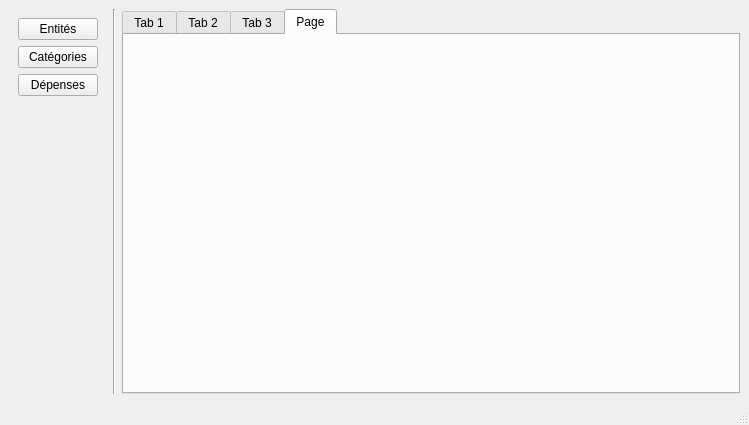
BinarMorker/GP2, file test.ui: the form before one commit.
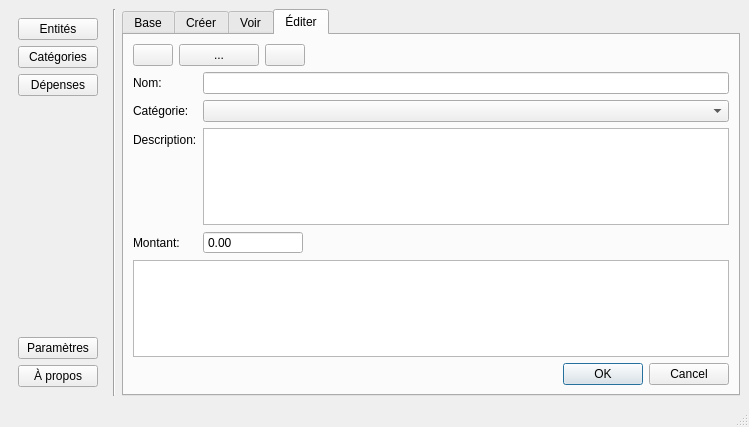
The form after the commit. The open tabs and pages were chosen to show the change. Icons and pictures are not drawn.

Commit message: Avancement de l'interface

```diff
--- a/test.ui
+++ b/test.ui
@@ -7,7 +7,7 @@
     <x>0</x>
     <y>0</y>
     <width>749</width>
-    <height>425</height>
+    <height>427</height>
    </rect>
   </property>
   <property name="windowTitle">
@@ -70,6 +70,20 @@
          </property>
         </spacer>
        </item>
+       <item>
+        <widget class="QPushButton" name="pushButton_11">
+         <property name="text">
+          <string>Paramètres</string>
+         </property>
+        </widget>
+       </item>
+       <item>
+        <widget class="QPushButton" name="pushButton_12">
+         <property name="text">
+          <string>À propos</string>
+         </property>
+        </widget>
+       </item>
       </layout>
      </widget>
     </item>
@@ -90,7 +104,7 @@
       </property>
       <widget class="QWidget" name="tab">
        <attribute name="title">
-        <string>Tab 1</string>
+        <string>Base</string>
        </attribute>
        <layout class="QVBoxLayout" name="verticalLayout_4">
         <item>
@@ -182,7 +196,7 @@
       </widget>
       <widget class="QWidget" name="tab_2">
        <attribute name="title">
-        <string>Tab 2</string>
+        <string>Créer</string>
        </attribute>
        <layout class="QVBoxLayout" name="verticalLayout">
         <item>
@@ -323,7 +337,7 @@
       </widget>
       <widget class="QWidget" name="tab_3">
        <attribute name="title">
-        <string>Tab 3</string>
+        <string>Voir</string>
        </attribute>
        <layout class="QVBoxLayout" name="verticalLayout_5">
         <item>
@@ -468,9 +482,123 @@
       </widget>
       <widget class="QWidget" name="tab_4">
        <attribute name="title">
-        <string>Page</string>
+        <string>Éditer</string>
        </attribute>
-       <layout class="QVBoxLayout" name="verticalLayout_6"/>
+       <layout class="QVBoxLayout" name="verticalLayout_6">
+        <item>
+         <layout class="QHBoxLayout" name="horizontalLayout_6">
+          <item>
+           <widget class="QPushButton" name="pushButton_4">
+            <property name="text">
+             <string/>
+            </property>
+            <property name="icon">
+             <iconset>
+              <normaloff>images/list-add.svg</normaloff>images/list-add.svg</iconset>
+            </property>
+           </widget>
+          </item>
+          <item>
+           <widget class="QPushButton" name="pushButton_3">
+            <property name="text">
+             <string>...</string>
+            </property>
+           </widget>
+          </item>
+          <item>
+           <widget class="QPushButton" name="pushButton_5">
+            <property name="text">
+             <string/>
+            </property>
+            <property name="icon">
+             <iconset>
+              <normaloff>images/list-remove.svg</normaloff>images/list-remove.svg</iconset>
+            </property>
+           </widget>
+          </item>
+          <item>
+           <spacer name="horizontalSpacer_5">
+            <property name="orientation">
+             <enum>Qt::Horizontal</enum>
+            </property>
+            <property name="sizeHint" stdset="0">
+             <size>
+              <width>40</width>
+              <height>20</height>
+             </size>
+            </property>
+           </spacer>
+          </item>
+         </layout>
+        </item>
+        <item>
+         <layout class="QFormLayout" name="formLayout_3">
+          <item row="0" column="0">
+           <widget class="QLabel" name="label_10">
+            <property name="text">
+             <string>Nom:</string>
+            </property>
+           </widget>
+          </item>
+          <item row="1" column="0">
+           <widget class="QLabel" name="label_11">
+            <property name="text">
+             <string>Catégorie:</string>
+            </property>
+           </widget>
+          </item>
+          <item row="2" column="0">
+           <widget class="QLabel" name="label_12">
+            <property name="text">
+             <string>Description:</string>
+            </property>
+           </widget>
+          </item>
+          <item row="0" column="1">
+           <widget class="QLineEdit" name="lineEdit_5"/>
+          </item>
+          <item row="2" column="1">
+           <widget class="QTextEdit" name="textEdit_3"/>
+          </item>
+          <item row="3" column="0">
+           <widget class="QLabel" name="label_13">
+            <property name="text">
+             <string>Montant:</string>
+            </property>
+           </widget>
+          </item>
+          <item row="3" column="1">
+           <widget class="QDoubleSpinBox" name="doubleSpinBox_3">
+            <property name="maximumSize">
+             <size>
+              <width>100</width>
+              <height>16777215</height>
+             </size>
+            </property>
+            <property name="readOnly">
+             <bool>true</bool>
+            </property>
+            <property name="buttonSymbols">
+             <enum>QAbstractSpinBox::NoButtons</enum>
+            </property>
+           </widget>
+          </item>
+          <item row="1" column="1">
+           <widget class="QComboBox" name="comboBox_2"/>
+          </item>
+         </layout>
+        </item>
+        <item>
+         <widget class="QTableView" name="tableView_3"/>
+        </item>
+        <item>
+         <widget class="QDialogButtonBox" name="buttonBox_3">
+          <property name="standardButtons">
+           <set>QDialogButtonBox::Cancel|QDialogButtonBox::Ok</set>
+          </property>
+         </widget>
+        </item>
+       </layout>
       </widget>
      </widget>
     </item>
```
Left out of the diff: 14 changed lines with no effect on the pictures.
